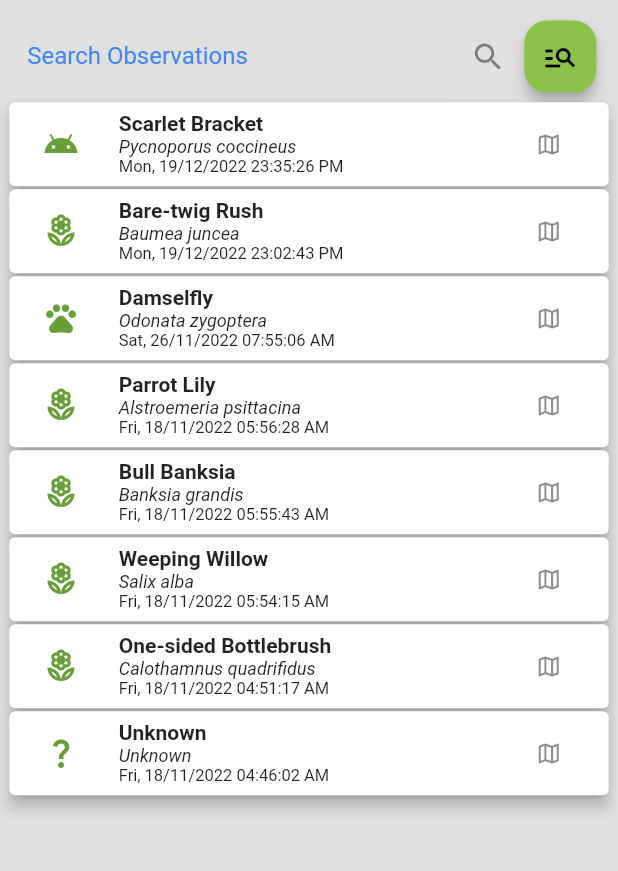
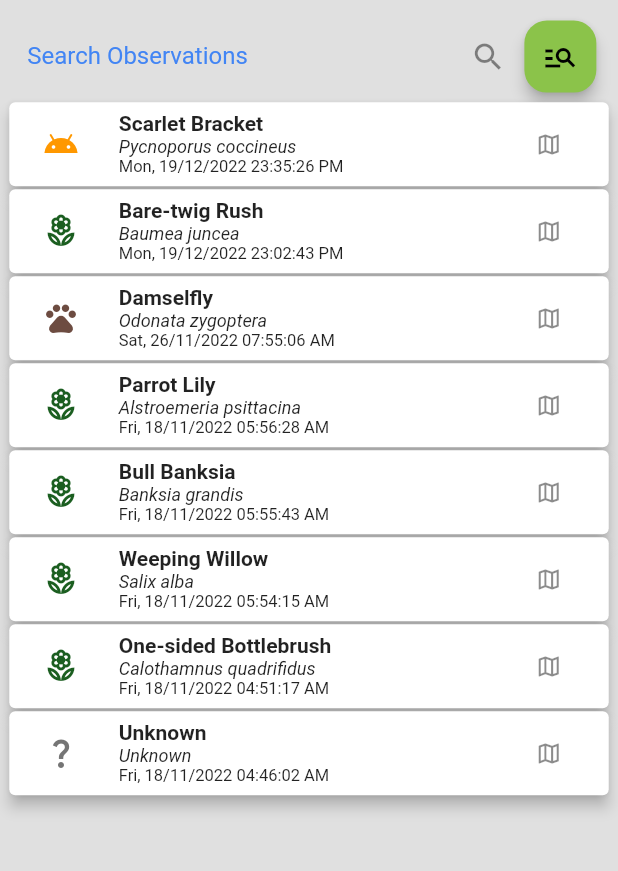
Before and after one commit to sharpecs/eudoria, a Flutter app: the screen it shows after launch, after a tap on the "menu" icon, after a tap on "Observations", on a phone screen of 412 x 824 dp, the part 84-955 px from its top. Run offline on Flutter 3.47's test engine with Material 2 defaults, Android fonts, the light colour scheme and no system bars; our stand-ins replace location, numberpicker; missing offline and left inert: textfield_tags; accounts and stored records are empty; generated files the repository leaves out were written again; network calls fail; Roboto replaces fonts that are missing (Montserrat).

Commit message:
FIX presentation of observations.

```diff
--- a/lib/src/app_model.dart
+++ b/lib/src/app_model.dart
@@ -1,7 +1,10 @@
+import 'package:eudoria/src/app_exception.dart';
 import 'package:flutter/material.dart';
 import 'package:intl/intl.dart';
 
 import 'package:eudoria/src/app_security.dart';
+
+const String MCW = 'MC_WETLAND';
 
 /// A class used to expose this application model domain and provide a simple
 /// state management with usage of a controller.
@@ -12,6 +15,7 @@ mixin AppProvider {
   late Observation? _observation;
   late Record? _record;
 
+  Map<int, AppException> get exceptions => _observation!.exceptions;
   Map<int, Species> get species => _observation!.species;
   Map<int, Record> get records => _observation!.records;
   Map<int, Observer> get observers => _observation!.observers;
@@ -117,6 +121,14 @@ mixin AppProvider {
       ifAbsent: () => aSpecies,
     );
   }
+
+  void addException(AppException anException) {
+    _observation!.exceptions.update(
+      anException.id,
+      (existingValue) => anException,
+      ifAbsent: () => anException,
+    );
+  }
 }
 
 class Observation {
@@ -126,21 +138,25 @@ class Observation {
   SecureAppUser appUser;
   List<String> locations = [];
   double size = 0;
+  Map<int, AppException> exceptions;
 
   // A default species when none is available.
   static final Observation blank = Observation(
       species: {},
       records: {},
       observers: {},
+      exceptions: {},
       appUser: SecureAppUser(id: 0, name: '', email: ''),
       locations: []);
 
-  Observation(
-      {required this.species,
-      required this.records,
-      required this.observers,
-      required this.appUser,
-      required this.locations});
+  Observation({
+    required this.species,
+    required this.records,
+    required this.observers,
+    required this.appUser,
+    required this.locations,
+    required this.exceptions,
+  });
 
   /// A factory that takes in a map (JSON) and returns the correct data object.
   factory Observation.fromJson(List list) {
@@ -197,6 +213,24 @@ class Observation {
       }
     }
 
+    //Observation Records Map.
+    Map<int, AppException> nExceptions = {};
+    for (Map e in list) {
+      if (e.keys.contains('exceptions')) {
+        List<AppException> lExceptions = e['exceptions']
+            .map<AppException>((json) => AppException.fromJson(json))
+            .toList();
+
+        for (var r in lExceptions) {
+          nExceptions.update(
+            r.id,
+            (value) => r,
+            ifAbsent: () => r,
+          );
+        }
+      }
+    }
+
     // Observation Locations List.
     List<String> nLocations = [];
     for (Map element in list) {
@@ -210,6 +244,7 @@ class Observation {
         species: nSpecies,
         records: nRecords,
         observers: nObservers,
+        exceptions: nExceptions,
         appUser: registered[0],
         locations: nLocations);
   }
@@ -221,6 +256,10 @@ class Observation {
             "registered": [appUser.toJson()]
           },
           {"species": species.entries.map<Species>((s) => s.value).toList()},
+          {
+            "exceptions":
+                exceptions.entries.map<AppException>((e) => e.value).toList()
+          },
           {
             "observers":
                 observers.entries.map<Observer>((o) => o.value).toList()
@@ -369,9 +408,44 @@ class Species {
     return CircleAvatar(
         radius: 19,
         backgroundColor: Colors.white,
+        foregroundColor: getColor(),
         child: Column(
             mainAxisAlignment: MainAxisAlignment.spaceAround,
             children: [Icon(ico)]));
+  }
+
+  Color getColor() {
+    Color color = Colors.grey.shade600;
+
+    switch (kingdomId) {
+      case kingdomPlant:
+        {
+          color = Colors.green.shade900;
+        }
+        break;
+      case kingdomAnimal:
+        {
+          color = Colors.brown.shade600;
+        }
+        break;
+      case kingdomFungi:
+        {
+          color = Colors.orange;
+        }
+        break;
+      case kingdomBacteria:
+        {
+          color = Colors.blue;
+        }
+        break;
+      case kingdomAlgae:
+        {
+          color = Colors.purple;
+        }
+        break;
+    }
+
+    return color;
   }
 }
 
@@ -521,4 +595,21 @@ class Record {
 
     return Offset(x, y);
   }
+
+  bool atMCWetland() {
+    return locality == MCW ? true : false;
+  }
+
+  // Conditional tags as a single string display.
+  String getTagsDisplay() {
+    String tags = '';
+
+    if (conditionalTags.isNotEmpty) {
+      for (var tag in conditionalTags) {
+        tags += '#$tag ';
+      }
+    }
+
+    return tags;
+  }
 }
--- a/lib/src/widgets/app_topbar_widget.dart
+++ b/lib/src/widgets/app_topbar_widget.dart
@@ -210,7 +210,7 @@ class _AppTopBarWidgetState extends State<AppTopBarWidget> {
                         ],
                       ),
                     ),
-                    if (widget.controller.accessManager.authToRecord) ...[
+                    if (widget.controller.accessManager.authToSave) ...[
                       SizedBox(width: screenSize.width / 20),
                       InkWell(
                         onHover: (value) {
--- a/lib/src/widgets/featured_story_widget.dart
+++ b/lib/src/widgets/featured_story_widget.dart
@@ -189,7 +189,7 @@ class FeaturedStory extends StatelessWidget {
     return Container(
         decoration: const BoxDecoration(
             image: DecorationImage(
-                opacity: 0.1,
+                opacity: 1,
                 fit: BoxFit.cover,
                 image: AssetImage("assets/images/reeds.png"))),
         padding: const EdgeInsets.all(30),
--- a/lib/src/widgets/observation_option_widget.dart
+++ b/lib/src/widgets/observation_option_widget.dart
@@ -1,6 +1,7 @@
 import 'package:eudoria/src/app_builder.dart';
 import 'package:eudoria/src/app_controller.dart';
 import 'package:eudoria/src/app_model.dart';
+import 'package:eudoria/src/widgets/observation_alert_widget.dart';
 import 'package:flutter/material.dart';
 
 class ObservationOption extends StatelessWidget {
@@ -17,6 +18,7 @@ class ObservationOption extends StatelessWidget {
 
   static const _optionTitles = [
     'MAP',
+    'VIEW',
     'DELETE',
   ];
 
@@ -26,6 +28,13 @@ class ObservationOption extends StatelessWidget {
       controller.lookup!.lookupID = record.timestamp;
       controller.backButtonOn();
       controller.routerIndex = controller.lookup!.pushLookup();
+    } else if (index == 1) {
+      showDialog<void>(
+        context: c,
+        builder: (context) {
+          return ObservationAlert(record: record, appController: controller);
+        },
+      );
     } else {
       showDialog<void>(
         context: c,
@@ -35,7 +44,7 @@ class ObservationOption extends StatelessWidget {
             actions: [
               TextButton(
                 onPressed: () {
-                  if (index == 1) {
+                  if (index == 2) {
                     controller.observation.records.remove(record.timestamp);
                     onChanged(record);
                   }
@@ -63,27 +72,42 @@ class ObservationOption extends StatelessWidget {
         width: screenSize.width * 0.24,
         child: AppFlexer.isSmallScreen(context)
             ? Row(mainAxisAlignment: MainAxisAlignment.end, children: [
+                if (record.atMCWetland()) ...[
                   IconButton(
                       iconSize: 18,
                       onPressed: () => _showOption(context, 0),
                       icon: const Icon(Icons.map_outlined)),
+                ],
+                if (!record.atMCWetland()) ...[
+                  IconButton(
+                      iconSize: 18,
+                      onPressed: () => _showOption(context, 1),
+                      icon: const Icon(Icons.remove_red_eye_outlined)),
+                ],
                 if (controller.accessManager.authToRecord) ...[
                   IconButton(
                       iconSize: 18,
-                      onPressed: () => _showOption(context, 1),
+                      onPressed: () => _showOption(context, 2),
                       icon: const Icon(Icons.delete_forever))
                 ],
               ])
             : Row(
                 mainAxisAlignment: MainAxisAlignment.end,
                 children: [
+                  if (record.atMCWetland()) ...[
                     TextButton(
                         onPressed: () => _showOption(context, 0),
                         child: Text(_optionTitles[0])),
-                  if (controller.accessManager.authToRecord) ...[
+                  ],
+                  if (!record.atMCWetland()) ...[
                     TextButton(
                         onPressed: () => _showOption(context, 1),
                         child: Text(_optionTitles[1]))
+                  ],
+                  if (controller.accessManager.authToRecord) ...[
+                    TextButton(
+                        onPressed: () => _showOption(context, 2),
+                        child: Text(_optionTitles[2]))
                   ],
                 ],
               ));
```
Also changed, not shown: lib/src/widgets/map_mcwetland_widget.dart (+6 -18 lines), lib/src/widgets/observation_alert_widget.dart (added, +73 -0 lines), assets/images/reeds.png, 1 other file. Lines whose indentation alone changed are shown as unchanged.
